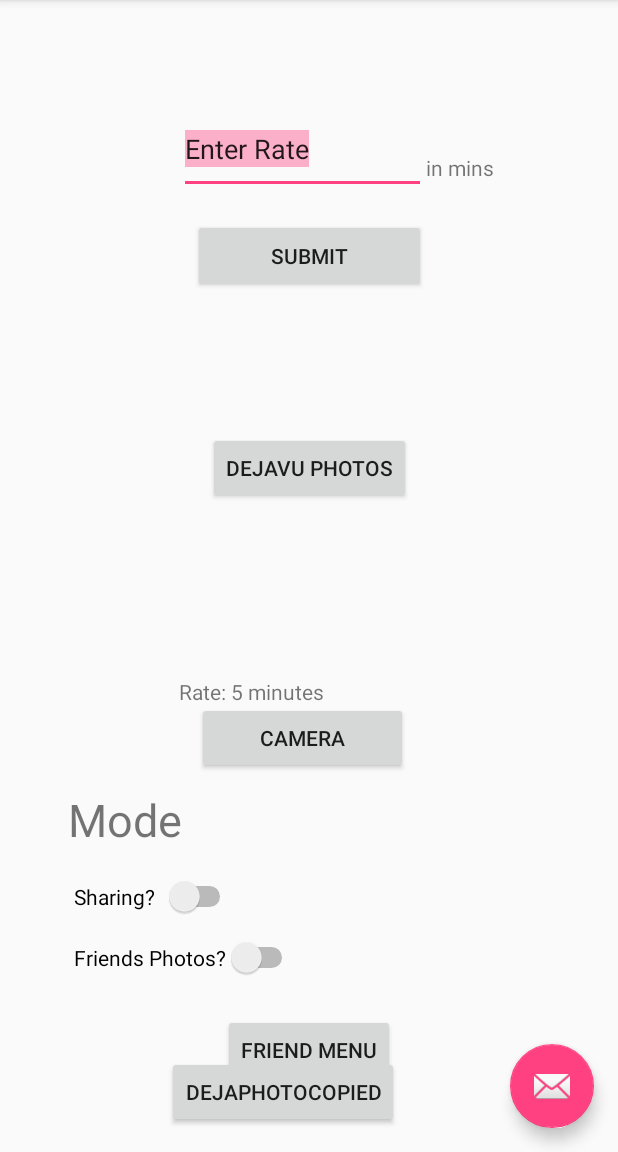
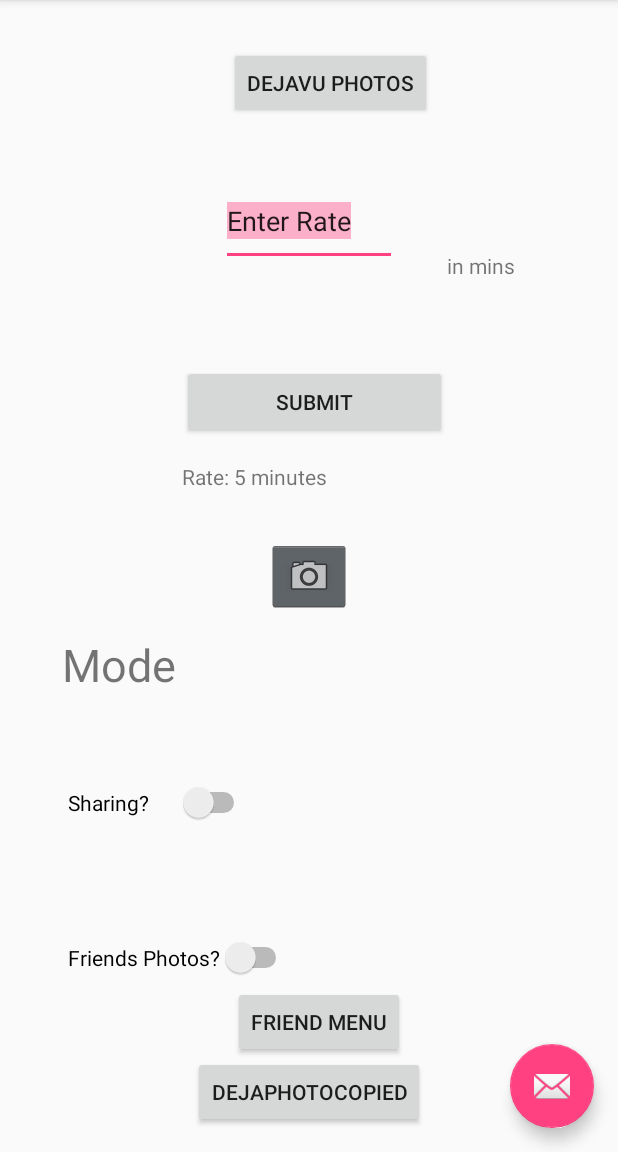
Before and after one commit to ahidalgo95/Software-Engineering-Project, an Android app: the screen it shows after launch (MainActivity), on a phone screen of 412 x 824 dp, the part 84-1236 px from its top. Run offline under Robolectric (Android 15) with nearby library versions, the phone set to English and light mode, and no system bars.

Commit message:
Encode/decode bitmaps for users

```diff
--- a/app/src/main/java/com/example/katevandonge/dejaphotoproject/FriendActivity.java
+++ b/app/src/main/java/com/example/katevandonge/dejaphotoproject/FriendActivity.java
@@ -3,18 +3,16 @@ package com.example.katevandonge.dejaphotoproject;
 import android.content.Intent;
 import android.net.Uri;
 import android.os.Bundle;
+import android.provider.MediaStore;
 import android.support.v7.app.AppCompatActivity;
 import android.support.v7.widget.Toolbar;
 import android.util.Log;
 import android.view.View;
 import android.widget.Button;
 import android.widget.EditText;
-import android.widget.ImageView;
 
 import com.google.firebase.database.DatabaseReference;
 import com.google.firebase.database.FirebaseDatabase;
-
-import java.net.URI;
 
 /**
  * Created by Peter on 5/28/2017.
@@ -40,17 +38,22 @@ public class FriendActivity extends AppCompatActivity {
     }
 
     public void submit(View button) {
+        Log.i("test", "test");
 
         EditText etName = (EditText) findViewById(R.id.myName);
         EditText etEmail= (EditText) findViewById(R.id.myEmail);
         String name = etName.getText().toString();
         String email = etEmail.getText().toString();
 
-        Uri test = Uri.parse("http://www.google.com");
+        Uri test = MediaStore.Images.Media.EXTERNAL_CONTENT_URI;
 
         User thisUser = new User();
         thisUser.setName(name);
         thisUser.setEmail(email);
+
+        Photo temp = new Photo(getApplicationContext());
+        temp.setUri(test);
+        thisUser.addPhotos(temp, getApplicationContext());
         //thisUser.addUri(test);
 
 
--- a/app/src/main/java/com/example/katevandonge/dejaphotoproject/User.java
+++ b/app/src/main/java/com/example/katevandonge/dejaphotoproject/User.java
@@ -1,17 +1,14 @@
 package com.example.katevandonge.dejaphotoproject;
 
-import android.net.Uri;
-import android.support.annotation.NonNull;
-import android.util.Log;
+import android.content.Context;
+import android.graphics.Bitmap;
+import android.graphics.BitmapFactory;
+import android.util.Base64;
+import android.util.Pair;
 
-import com.google.android.gms.tasks.OnFailureListener;
-import com.google.android.gms.tasks.OnSuccessListener;
 import com.google.firebase.database.Exclude;
-import com.google.firebase.storage.StorageReference;
-import com.google.firebase.storage.*;
 
-
-import java.lang.reflect.Array;
+import java.io.ByteArrayOutputStream;
 import java.util.ArrayList;
 
 /**
@@ -22,16 +19,17 @@ public class User {
     String myName;
     String myEmail;
     //String myFirebaseID;
-    ArrayList<Uri> myUriList;
+    //Updated this array list to only contain compressed strings of bitmaps for storage later
+    ArrayList<Pair<String, Integer>> myShareablePhotos;
     ArrayList<String> myFriends;
 
 
-    public User(){
+    public User() {
         //Initialize array lists
-        myUriList = new ArrayList<Uri>();
+        myShareablePhotos = new ArrayList<Pair<String, Integer>>();
         myFriends = new ArrayList<String>();
+    }
 
-    }
 
     @Exclude
     public void setName(String name){
@@ -42,15 +40,85 @@ public class User {
     public void setEmail(String email){
         myEmail = email;
     }
-
+    /*
     @Exclude
     public void setUriList(ArrayList<Uri> uriList){
         myUriList = uriList;
     }
 
+
     @Exclude
     public void addUri(Uri toAdd){
         myUriList.add(toAdd);
+    }
+    */
+
+    /**
+     * Created by David Teng
+     * This method allows insertion of bitmaps to a specific user's shareable library of photos
+     */
+
+    @Exclude
+    public void addPhotos(Photo photo, Context context)
+    {
+        String bitmap = encodeBitmap(photo.toBitmap(context.getContentResolver()));
+        Integer karma_value = 0;
+        Pair<String, Integer> insVal = new Pair(bitmap, karma_value);
+        myShareablePhotos.add(insVal);
+
+
+    }
+
+    @Exclude
+    public String encodeBitmap(Bitmap bmp)
+    {
+        //We compress the bitmap down to a string in order to store it efficiently on firebase
+        if(bmp == null)
+            return "";
+
+        ByteArrayOutputStream bYtE = new ByteArrayOutputStream();
+        bmp.compress(Bitmap.CompressFormat.PNG, 100, bYtE);
+        bmp.recycle();
+        byte[] byteArray = bYtE.toByteArray();
+        String imageFile = Base64.encodeToString(byteArray, Base64.DEFAULT);
+
+        return imageFile;
+    }
+
+    /**
+     * Created by David Teng
+     * This method allows retrieval of a user's shareable library of photos
+     */
+    @Exclude
+    public ArrayList<Pair<Bitmap, Integer>> getPhotos() {
+
+        ArrayList<Pair<Bitmap, Integer>> bmap = new ArrayList<Pair<Bitmap, Integer>>();
+
+        for(int i = 0; i < myShareablePhotos.size(); i++)
+        {
+            Bitmap temp = decodeBitMap(myShareablePhotos.get(i).first);
+            Integer temp2 = myShareablePhotos.get(i).second;
+            Pair<Bitmap, Integer> retVal = new Pair(temp, temp2);
+            if(temp != null)
+                bmap.add(retVal);
+        }
+
+        return bmap;
+    }
+
+    /**
+     *  Created by David Teng
+     *  This method is decodes user's photos stored as compressed strings
+     */
+    public Bitmap decodeBitMap(String encodedString){
+        try {
+            byte [] encodeByte=Base64.decode(encodedString,Base64.DEFAULT);
+            Bitmap bitmap= BitmapFactory.decodeByteArray(encodeByte, 0, encodeByte.length);
+            return bitmap;
+        } catch(Exception e) {
+            e.getMessage();
+            return null;
+        }
     }
 
     @Exclude
@@ -67,7 +135,7 @@ public class User {
     public String getId(){
         return myEmail.substring(0,myEmail.length()-10);
     }
-
+/*
     public void uploadPhotos(){
         FirebaseStorage storage = FirebaseStorage.getInstance();
         //https://firebase.google.com/docs/storage/android/upload-files
@@ -78,8 +146,8 @@ public class User {
         StorageReference imageFolder = storageRef.child(myEmail);
 
         //Uploading based on URI's
-        for(int i = 0; i < myUriList.size(); i++){
-            Uri file = myUriList.get(i);
+        for(int i = 0; i < myShareablePhotos.size(); i++){
+            Uri file = myShareablePhotos.get(i);
             StorageReference newImage = storageRef.child(myEmail+"/"+file.getLastPathSegment());
             UploadTask uploadTask = newImage.putFile(file);
 
@@ -101,5 +169,6 @@ public class User {
             });
         }
     }
+    */
 
 }
--- a/app/src/main/res/layout/content_main.xml
+++ b/app/src/main/res/layout/content_main.xml
@@ -18,44 +18,51 @@
         android:selectAllOnFocus="true"
         android:singleLine="true"
         android:text="Enter Rate"
+        tools:layout_constraintTop_creator="1"
+        tools:layout_constraintRight_creator="1"
+        tools:layout_constraintBottom_creator="1"
+        android:layout_marginStart="147dp"
+        app:layout_constraintBottom_toBottomOf="@+id/submit"
+        android:layout_marginEnd="147dp"
+        app:layout_constraintRight_toRightOf="parent"
+        android:layout_marginTop="69dp"
+        tools:layout_constraintLeft_creator="1"
+        android:layout_marginBottom="67dp"
+        app:layout_constraintLeft_toLeftOf="parent"
+        app:layout_constraintTop_toTopOf="parent" />
+
+    <Button
+        android:id="@+id/submit"
+        android:layout_width="0dp"
+        android:layout_height="49dp"
+        android:onClick="saveRate"
+        android:text="Submit"
         app:layout_constraintRight_toLeftOf="@+id/mins"
         tools:layout_constraintTop_creator="1"
         tools:layout_constraintRight_creator="1"
         tools:layout_constraintBottom_creator="1"
-        app:layout_constraintBottom_toBottomOf="@+id/submit"
-        android:layout_marginTop="69dp"
+        app:layout_constraintBottom_toTopOf="@+id/camButton"
+        android:layout_marginTop="44dp"
         tools:layout_constraintLeft_creator="1"
-        android:layout_marginBottom="66dp"
+        android:layout_marginBottom="36dp"
         app:layout_constraintLeft_toLeftOf="@+id/display"
-        app:layout_constraintTop_toTopOf="parent" />
-
-    <Button
-        android:id="@+id/submit"
-        android:layout_width="155dp"
-        android:layout_height="49dp"
-        android:onClick="saveRate"
-        android:text="Submit"
-        app:layout_constraintLeft_toLeftOf="parent"
-        app:layout_constraintRight_toRightOf="parent"
-        app:layout_constraintHorizontal_bias="0.502"
-        tools:layout_constraintTop_creator="1"
-        tools:layout_constraintRight_creator="1"
-        android:layout_marginTop="146dp"
-        tools:layout_constraintLeft_creator="1"
-        app:layout_constraintTop_toTopOf="parent" />
+        app:layout_constraintTop_toTopOf="@+id/mins" />
 
     <TextView
         android:id="@+id/display"
         android:layout_width="170dp"
         android:layout_height="29dp"
         android:text="Rate: 5 minutes"
+        tools:layout_constraintTop_creator="1"
+        tools:layout_constraintRight_creator="1"
         tools:layout_constraintBottom_creator="1"
-        app:layout_constraintBottom_toBottomOf="parent"
+        app:layout_constraintBottom_toBottomOf="@+id/camButton"
+        app:layout_constraintRight_toRightOf="parent"
+        android:layout_marginTop="49dp"
         tools:layout_constraintLeft_creator="1"
-        android:layout_marginBottom="287dp"
-        app:layout_constraintLeft_toLeftOf="@+id/switch1"
-        android:layout_marginLeft="70dp"
-        android:layout_marginStart="70dp" />
+        android:layout_marginBottom="55dp"
+        app:layout_constraintLeft_toLeftOf="parent"
+        app:layout_constraintTop_toTopOf="@+id/submit" />
 
     <TextView
         android:id="@+id/mins"
@@ -63,70 +70,63 @@
         android:layout_height="27dp"
         android:text="in mins"
         tools:layout_constraintTop_creator="1"
+        tools:layout_constraintRight_creator="1"
         tools:layout_constraintBottom_creator="1"
-        app:layout_constraintBottom_toTopOf="@+id/submit"
-        android:layout_marginTop="33dp"
+        app:layout_constraintBottom_toTopOf="@+id/camButton"
+        android:layout_marginStart="33dp"
+        android:layout_marginEnd="36dp"
+        app:layout_constraintRight_toRightOf="parent"
+        android:layout_marginTop="103dp"
         tools:layout_constraintLeft_creator="1"
-        android:layout_marginBottom="17dp"
-        app:layout_constraintTop_toTopOf="@+id/rate"
-        app:layout_constraintLeft_toRightOf="@+id/submit" />
+        android:layout_marginBottom="102dp"
+        app:layout_constraintTop_toTopOf="parent"
+        app:layout_constraintLeft_toRightOf="@+id/rate" />
 
     <ImageView
-        android:layout_width="135dp"
-        android:layout_height="95dp"
+        android:layout_width="0dp"
+        android:layout_height="0dp"
         android:id="@+id/testPhoto"
-        tools:layout_editor_absoluteY="400dp"
-        tools:layout_editor_absoluteX="-1dp" />
-
-    <Button
-        android:id="@+id/camButton"
-        android:layout_width="0dp"
-        android:layout_height="48dp"
-        android:layout_marginEnd="12dp"
-        android:layout_marginStart="12dp"
-        android:onClick="accessCamera"
-        android:text="Camera"
-        app:layout_constraintBottom_toBottomOf="parent"
-        app:layout_constraintHorizontal_bias="0.333"
-        app:layout_constraintLeft_toLeftOf="@+id/rate"
-        app:layout_constraintRight_toRightOf="@+id/rate"
-        app:layout_constraintTop_toTopOf="parent"
-        app:layout_constraintVertical_bias="0.65"
+        app:layout_constraintRight_toLeftOf="parent"
+        tools:layout_constraintTop_creator="1"
+        tools:layout_constraintRight_creator="1"
+        tools:layout_constraintBottom_creator="1"
+        app:layout_constraintBottom_toBottomOf="@+id/button3"
         tools:layout_constraintLeft_creator="1"
-        tools:layout_constraintRight_creator="1" />
+        app:layout_constraintLeft_toLeftOf="parent"
+        app:layout_constraintTop_toTopOf="@+id/FriendActivity" />
 
     <Button
         android:id="@+id/button3"
         android:layout_width="wrap_content"
         android:layout_height="wrap_content"
         android:text="DejaPhotoCopied"
-        tools:layout_constraintTop_creator="1"
         tools:layout_constraintRight_creator="1"
-        android:layout_marginEnd="23dp"
-        app:layout_constraintRight_toRightOf="@+id/display"
-        android:layout_marginTop="223dp"
-        app:layout_constraintTop_toBottomOf="@+id/display"
-        android:layout_marginRight="23dp" />
+        tools:layout_constraintBottom_creator="1"
+        app:layout_constraintBottom_toBottomOf="parent"
+        app:layout_constraintRight_toRightOf="parent"
+        tools:layout_constraintLeft_creator="1"
+        android:layout_marginBottom="16dp"
+        app:layout_constraintLeft_toLeftOf="parent" />
 
     <Switch
         android:id="@+id/switch1"
-        android:layout_width="108dp"
+        android:layout_width="0dp"
         android:layout_height="54dp"
         android:text="Sharing?"
         android:onClick="sharingChange"
         android:textColorLink="@android:color/holo_purple"
+        app:layout_constraintRight_toLeftOf="@+id/camButton"
         tools:layout_constraintTop_creator="1"
         tools:layout_constraintRight_creator="1"
         tools:layout_constraintBottom_creator="1"
-        app:layout_constraintBottom_toBottomOf="@+id/button3"
-        app:layout_constraintRight_toRightOf="parent"
-        android:layout_marginTop="12dp"
-        app:layout_constraintTop_toBottomOf="@+id/display"
+        android:layout_marginStart="4dp"
+        app:layout_constraintBottom_toBottomOf="@+id/FriendActivity"
+        android:layout_marginEnd="11dp"
+        android:layout_marginTop="83dp"
         tools:layout_constraintLeft_creator="1"
-        android:layout_marginBottom="18dp"
-        app:layout_constraintLeft_toLeftOf="parent"
-        app:layout_constraintHorizontal_bias="0.163"
-        app:layout_constraintVertical_bias="0.417" />
+        android:layout_marginBottom="79dp"
+        app:layout_constraintLeft_toLeftOf="@+id/textView"
+        app:layout_constraintTop_toTopOf="@+id/camButton" />
 
     <TextView
         android:id="@+id/textView"
@@ -135,14 +135,14 @@
         android:text="Modes"
         android:textSize="30dp"
         tools:layout_constraintTop_creator="1"
-        tools:layout_constraintRight_creator="1"
         tools:layout_constraintBottom_creator="1"
+        android:layout_marginStart="41dp"
         app:layout_constraintBottom_toBottomOf="@+id/switch1"
-        android:layout_marginEnd="24dp"
-        app:layout_constraintRight_toRightOf="@+id/switch1"
         android:layout_marginTop="45dp"
         app:layout_constraintTop_toBottomOf="@+id/display"
-        android:layout_marginBottom="54dp" />
+        tools:layout_constraintLeft_creator="1"
+        android:layout_marginBottom="54dp"
+        app:layout_constraintLeft_toLeftOf="parent" />
 
     <Switch
         android:id="@+id/switch2"
@@ -150,9 +150,10 @@
         android:layout_height="wrap_content"
         android:text="Friends Photos?"
         android:onClick="friendModeChange"
-        tools:layout_constraintTop_creator="1"
-        app:layout_constraintTop_toBottomOf="@+id/switch1"
+        tools:layout_constraintBottom_creator="1"
+        app:layout_constraintBottom_toBottomOf="parent"
         tools:layout_constraintLeft_creator="1"
+        android:layout_marginBottom="116dp"
         app:layout_constraintLeft_toLeftOf="@+id/switch1" />
 
     <Button
@@ -160,28 +161,43 @@
         android:layout_width="wrap_content"
         android:layout_height="wrap_content"
         android:text="Friend Menu"
-        app:layout_constraintLeft_toLeftOf="parent"
-        app:layout_constraintRight_toRightOf="parent"
+        tools:layout_constraintTop_creator="1"
         tools:layout_constraintRight_creator="1"
-        tools:layout_constraintBottom_creator="1"
-        app:layout_constraintBottom_toBottomOf="parent"
-        tools:layout_constraintLeft_creator="1"
-        android:layout_marginBottom="44dp" />
+        android:layout_marginEnd="13dp"
+        app:layout_constraintRight_toRightOf="@+id/button3"
+        android:layout_marginTop="5dp"
+        app:layout_constraintTop_toBottomOf="@+id/switch2" />
 
     <Button
         android:id="@+id/DejaVuPhotos"
         android:layout_width="wrap_content"
         android:layout_height="wrap_content"
-        android:layout_marginBottom="432dp"
         android:onClick="viewDejaVuPhotos"
         android:text="DejaVu Photos"
+        app:layout_constraintRight_toLeftOf="@+id/mins"
+        tools:layout_constraintTop_creator="1"
+        tools:layout_constraintRight_creator="1"
+        android:layout_marginEnd="10dp"
+        android:layout_marginTop="31dp"
+        app:layout_constraintTop_toTopOf="parent" />
+
+    <ImageButton
+        android:id="@+id/camButton"
+        style="@android:style/Widget.Holo.ImageButton"
+        android:layout_width="wrap_content"
+        android:layout_height="wrap_content"
+        android:contentDescription="Camera"
+        android:filterTouchesWhenObscured="true"
+        android:onClick="accessCamera"
         app:layout_constraintBottom_toBottomOf="parent"
         app:layout_constraintLeft_toLeftOf="parent"
         app:layout_constraintRight_toRightOf="parent"
+        app:layout_constraintTop_toTopOf="parent"
+        app:srcCompat="@android:drawable/ic_menu_camera"
         tools:layout_constraintBottom_creator="1"
         tools:layout_constraintLeft_creator="1"
-        tools:layout_constraintRight_creator="1" />
-
+        tools:layout_constraintRight_creator="1"
+        tools:layout_constraintTop_creator="1" />
 
 
 </android.support.constraint.ConstraintLayout>
```
